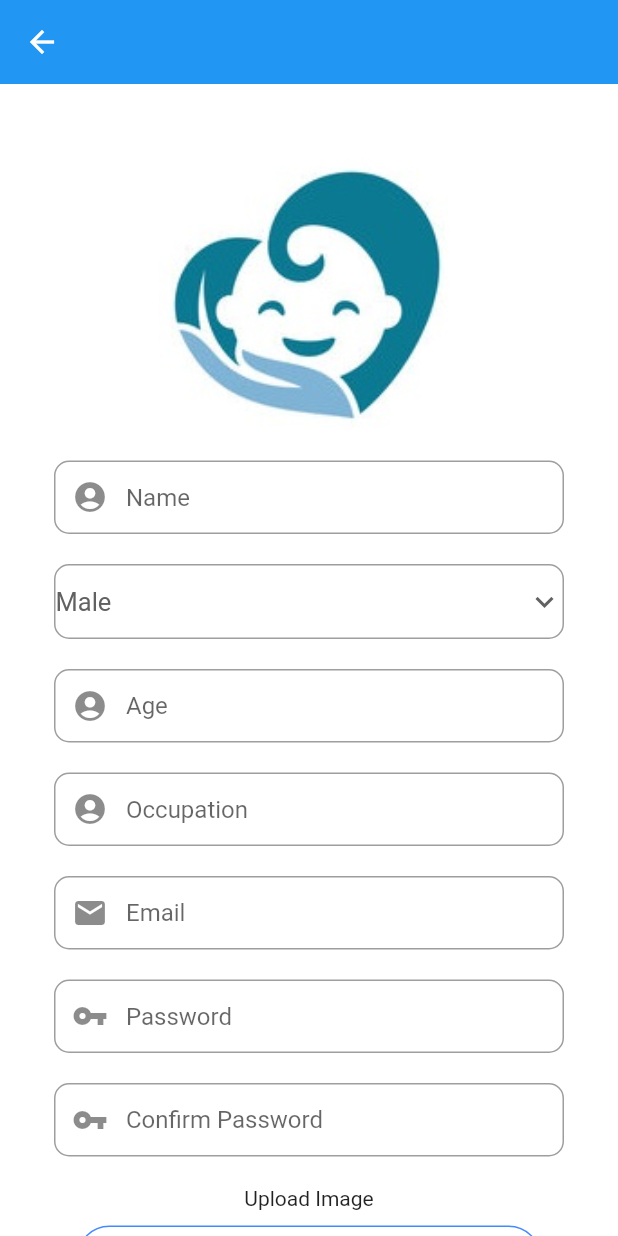
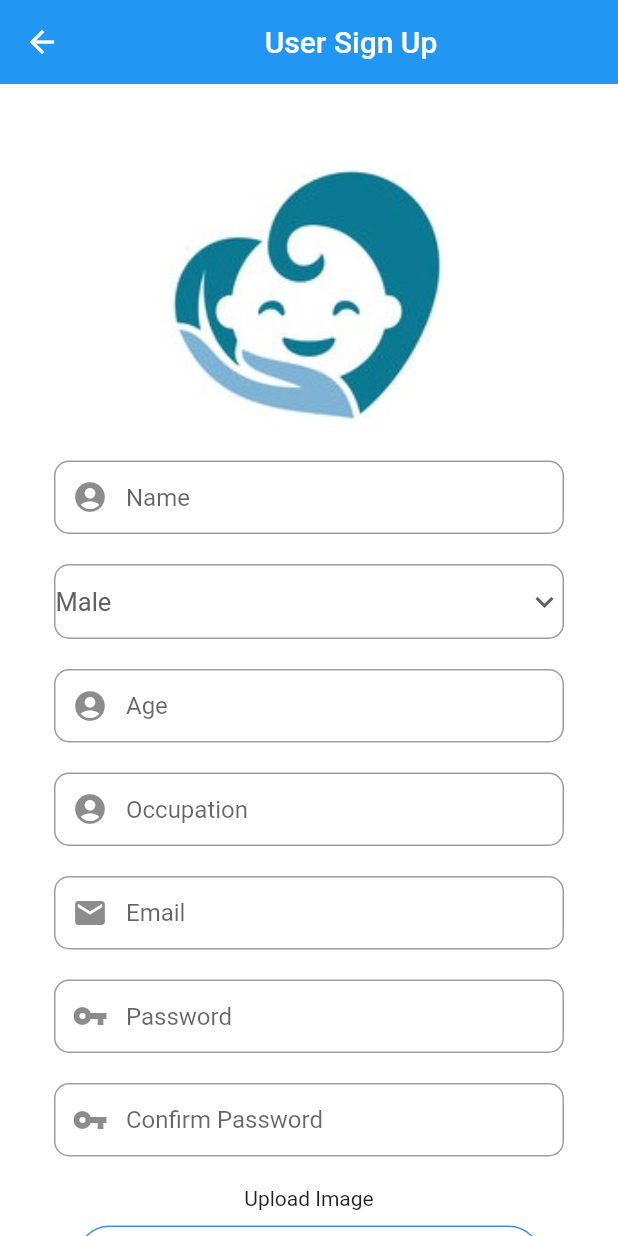
Before and after one commit to RaiyanJahangir/Capstone-Project, a Flutter app: the RegistrationScreen screen opened directly, on a phone screen of 412 x 824 dp. Run offline on Flutter 3.47's test engine with Material 2 defaults, Android fonts, the phone set to English and light mode, and no system bars; our stand-ins replace cloud_firestore, datetime_picker_formfield, firebase_auth, firebase_core, firebase_database, firebase_messaging and 8 more; missing offline and left inert: flutter_gauge; accounts and stored records are empty.

Commit message:
minor bug fixed 2

```diff
--- a/lib/screens/registration_screen.dart
+++ b/lib/screens/registration_screen.dart
@@ -360,7 +360,15 @@ class _RegistrationScreenState extends State<RegistrationScreen> {
             //passing this to a loop
             Navigator.of(context).pop();
           },
-          )),
+        ),
+        title: Row(
+          mainAxisAlignment: MainAxisAlignment.spaceEvenly,
+          crossAxisAlignment: CrossAxisAlignment.start,
+          children: [
+            Text("User Sign Up"),
+          ],
+        ),
+      ),
       body: Center(
         child: SingleChildScrollView(
           child: Container(
```
Also changed, not shown: lib/model/babies_model.dart (+6 -9 lines), lib/screens/register_child.dart (+11 -7 lines). Lines whose indentation alone changed are shown as unchanged.
